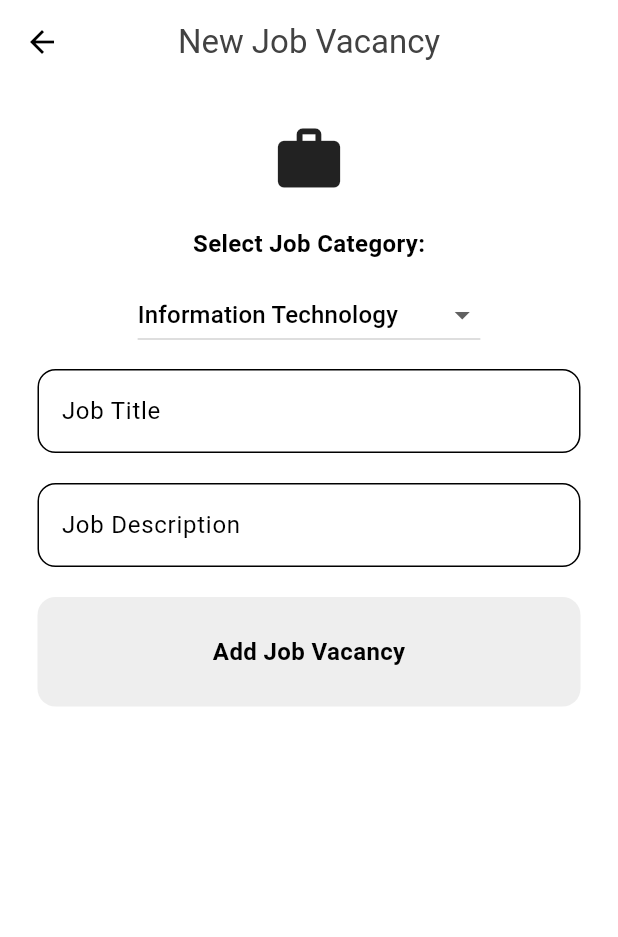
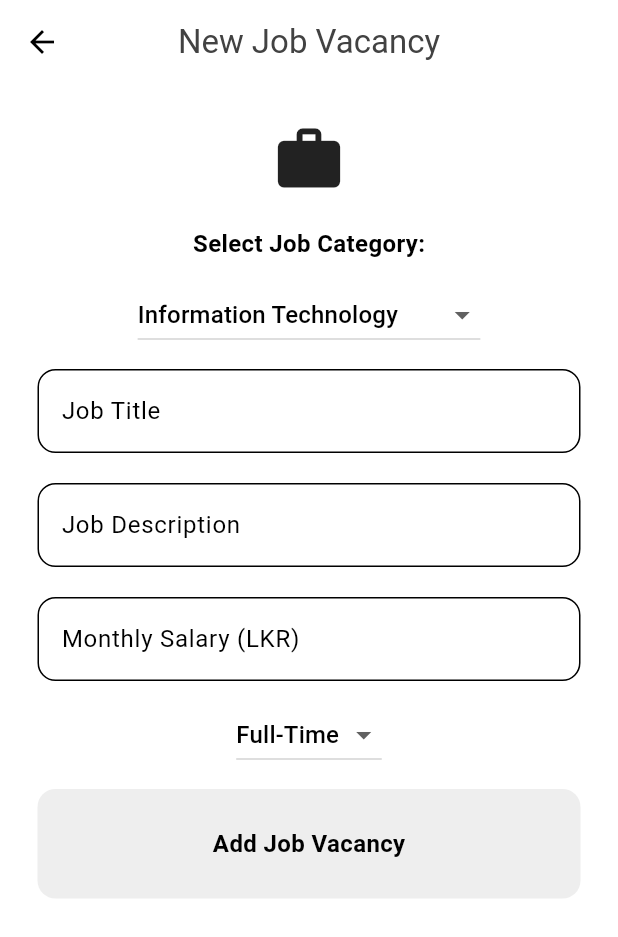
Before and after one commit to ravindu146/Job-Portal-Admin-App-Flutter-, a Flutter app: the NewJobVacancyPage screen opened directly with empty values, on a phone screen of 412 x 824 dp. Shown: the top 937 px of the screen. Run offline on Flutter 3.47's test engine with Material 3 defaults, Android fonts, the light colour scheme and no system bars; our stand-ins replace cloud_firestore, firebase_auth, firebase_core; accounts and stored records are empty.

Commit message:
JobPortalAdminApp : Added the Modality and Salary into the new job page

```diff
--- /dev/null
+++ b/lib/components/my_number_textfield.dart
@@ -0,0 +1,27 @@
+import 'package:flutter/material.dart';
+
+class MyNumberTextField extends StatelessWidget {
+  final String hintText;
+  final bool obsecureText;
+  final TextEditingController controller;
+
+  const MyNumberTextField(
+      {super.key,
+      required this.hintText,
+      required this.obsecureText,
+      required this.controller});
+
+  @override
+  Widget build(BuildContext context) {
+    return TextField(
+      controller: controller,
+      obscureText: obsecureText,
+      decoration: InputDecoration(
+          border: OutlineInputBorder(
+            borderRadius: BorderRadius.circular(12),
+          ),
+          hintText: hintText),
+      keyboardType: TextInputType.numberWithOptions(decimal: true),
+    );
+  }
+}
--- a/lib/pages/company_page.dart
+++ b/lib/pages/company_page.dart
@@ -189,6 +189,7 @@ class _CompanyPageState extends State<CompanyPage> {
                       arguments: {
                         'companyId': companyId,
                         'companyName': companyName,
+                        'companyAddress': companyAddress,
                         'addedBy': addedBy,
                         'addedByUsername': addedByUsername,
                         'addedByRole': addedByRole,
--- a/lib/pages/new_job_vacancy_page.dart
+++ b/lib/pages/new_job_vacancy_page.dart
@@ -1,6 +1,7 @@
 import 'package:cloud_firestore/cloud_firestore.dart';
 import 'package:flutter/material.dart';
 import 'package:job_portal_admin_app/components/my_button.dart';
+import 'package:job_portal_admin_app/components/my_number_textfield.dart';
 import 'package:job_portal_admin_app/components/my_textfield.dart';
 import 'package:job_portal_admin_app/helper/helper_functions.dart';
 
@@ -15,8 +16,10 @@ class _NewJobVacancyPageState extends State<NewJobVacancyPage> {
   // Text editing controllers
   TextEditingController jobTitleController = TextEditingController();
   TextEditingController jobDescriptionController = TextEditingController();
+  TextEditingController monthlySalaryController = TextEditingController();
 
   String selectedJobCategory = 'Information Technology';
+  String selectedJobModality = 'Full-Time';
 
   // List of job categories
   List<String> jobCategories = [
@@ -51,6 +54,7 @@ class _NewJobVacancyPageState extends State<NewJobVacancyPage> {
     // Extracting information
     final String companyId = args!['companyId'];
     final String companyName = args!['companyName'];
+    final String companyAddress = args!['companyAddress'];
     final String addedByUsername = args!['addedByUsername'];
     final String addedByRole = args!['addedByRole'];
     final String addedBy = args!['addedBy'];
@@ -70,11 +74,14 @@ class _NewJobVacancyPageState extends State<NewJobVacancyPage> {
         FirebaseFirestore.instance.collection('JobVacancies').add({
           'job_title': jobTitleController.text,
           'job_description': jobDescriptionController.text,
+          'modality': selectedJobModality,
+          'monthly_salary': monthlySalaryController.text,
           'category': selectedJobCategory,
           'added_by': addedBy, // added user's id
           'added_by_username': addedByUsername,
           'company_id': companyId,
           'company_name': companyName,
+          'company_address': companyAddress,
           'timestamp': Timestamp.now(),
         });
 
@@ -157,6 +164,33 @@ class _NewJobVacancyPageState extends State<NewJobVacancyPage> {
                 height: 20,
               ),
 
+              // Monthly Salary Text field
+              MyNumberTextField(
+                hintText: 'Monthly Salary (LKR)',
+                obsecureText: false,
+                controller: monthlySalaryController,
+              ),
+
+              SizedBox(height: 12),
+
+              DropdownButton<String>(
+                value: selectedJobModality,
+                onChanged: (String? newValue) {
+                  setState(() {
+                    selectedJobModality = newValue!;
+                  });
+                },
+                items: ['Full-Time', 'Part-Time', 'Contract', 'Freelance']
+                    .map<DropdownMenuItem<String>>((String value) {
+                  return DropdownMenuItem<String>(
+                    value: value,
+                    child: Text(value),
+                  );
+                }).toList(),
+              ),
+
+              SizedBox(height: 12),
+
               MyButton(text: "Add Job Vacancy", onTap: addNewVacancyDocument),
             ],
           ),
```
